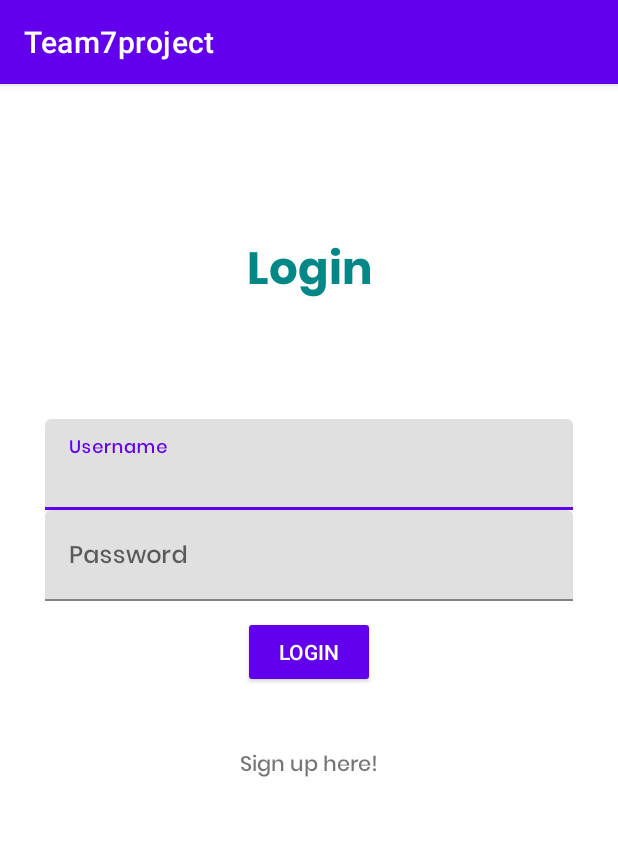
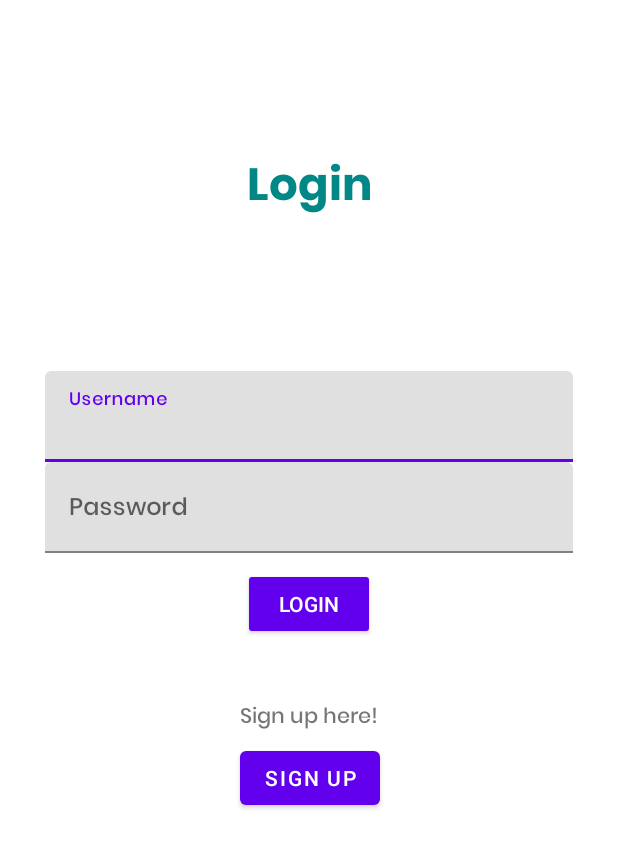
Before and after one commit to RAdhyapak/MADTeam7Project, an Android app: the screen it shows after launch (Login), on a phone screen of 412 x 824 dp. Shown: the top 848 px of the screen. Run offline under Robolectric (Android 15) with nearby library versions, the light colour scheme and no system bars.

Commit message:
added links between sign in and login pages + minor formatting changes

```diff
--- a/app/src/main/java/com/example/team7project/Login.java
+++ b/app/src/main/java/com/example/team7project/Login.java
@@ -1,7 +1,4 @@
 package com.example.team7project;
-
-import androidx.annotation.NonNull;
-import androidx.appcompat.app.AppCompatActivity;
 
 import android.content.Intent;
 import android.os.Bundle;
@@ -9,6 +6,9 @@ import android.util.Log;
 import android.view.View;
 import android.widget.Button;
 import android.widget.EditText;
+
+import androidx.annotation.NonNull;
+import androidx.appcompat.app.AppCompatActivity;
 
 import com.example.team7project.entities.AuthUser;
 import com.example.team7project.entities.User;
@@ -31,6 +31,7 @@ public class Login extends AppCompatActivity {
     private EditText username;
     private EditText password;
     private Button loginButton;
+    private Button signUpButton;
 
     private RestService restService;
 
@@ -47,6 +48,16 @@ public class Login extends AppCompatActivity {
         username = findViewById(R.id.username);
         password = findViewById(R.id.password);
         loginButton = findViewById(R.id.buttonLogin);
+        signUpButton = (Button) findViewById(R.id.signUp);
+
+        signUpButton.setOnClickListener(new View.OnClickListener() {
+            @Override
+            public void onClick(View v) {
+                Intent intent = new Intent(Login.this, SignUp.class);
+                startActivity(intent);
+            }
+        });
+
         loginButton.setOnClickListener(new View.OnClickListener() {
 
             @Override
--- a/app/src/main/res/layout/activity_login.xml
+++ b/app/src/main/res/layout/activity_login.xml
@@ -20,9 +20,10 @@
         app:layout_constraintHorizontal_bias="0.0"
         app:layout_constraintStart_toStartOf="parent"
         app:layout_constraintTop_toTopOf="parent"
-        tools:targetApi="jelly_bean" />
+         />
 
     <androidx.constraintlayout.widget.ConstraintLayout
+        android:id="@+id/constraintLayout"
         android:layout_width="match_parent"
         android:layout_height="wrap_content"
         app:layout_constraintBottom_toBottomOf="parent"
@@ -47,9 +48,8 @@
                 android:layout_width="match_parent"
                 android:layout_height="wrap_content"
                 android:drawableEnd="@drawable/ic_user"
-                android:drawableRight="@drawable/username_right"
                 android:fontFamily="@font/poppinsmedium"
-                tools:targetApi="jelly_bean" />
+                 />
         </com.google.android.material.textfield.TextInputLayout>
 
         <com.google.android.material.textfield.TextInputLayout
@@ -67,9 +67,8 @@
                 android:layout_width="match_parent"
                 android:layout_height="wrap_content"
                 android:drawableEnd="@drawable/ic_password"
-                android:drawableRight="@drawable/ic_password"
                 android:fontFamily="@font/poppinsmedium"
-                tools:targetApi="jelly_bean" />
+                android:inputType="textPassword" />
         </com.google.android.material.textfield.TextInputLayout>
 
         <ProgressBar
@@ -102,7 +101,17 @@
             app:layout_constraintEnd_toEndOf="parent"
             app:layout_constraintStart_toStartOf="parent"
             app:layout_constraintTop_toBottomOf="@+id/buttonLogin"
-            tools:targetApi="jelly_bean" />
+             />
     </androidx.constraintlayout.widget.ConstraintLayout>
 
+    <Button
+        android:id="@+id/signUp"
+        android:layout_width="wrap_content"
+        android:layout_height="wrap_content"
+        android:layout_marginStart="160dp"
+        android:layout_marginTop="4dp"
+        android:text="@string/sign_up"
+        app:layout_constraintStart_toStartOf="parent"
+        app:layout_constraintTop_toBottomOf="@+id/constraintLayout" />
+
 </androidx.constraintlayout.widget.ConstraintLayout>
--- a/app/src/main/res/values-night/themes.xml
+++ b/app/src/main/res/values-night/themes.xml
@@ -1,6 +1,6 @@
 <resources xmlns:tools="http://schemas.android.com/tools">
     <!-- Base application theme. -->
-    <style name="Theme.Team7project" parent="Theme.MaterialComponents.DayNight.DarkActionBar">
+    <style name="Theme.Team7project" parent="Theme.MaterialComponents.DayNight.NoActionBar">
         <!-- Primary brand color. -->
         <item name="colorPrimary">@color/purple_200</item>
         <item name="colorPrimaryVariant">@color/purple_700</item>
--- a/app/src/main/res/values/strings.xml
+++ b/app/src/main/res/values/strings.xml
@@ -10,4 +10,5 @@
     <string name="fullname">fullname</string>
     <string name="email">E-mail:</string>
     <string name="loginhere">Already have an account? Log in here:</string>
+    <string name="sign_up">Sign Up</string>
 </resources>
--- a/app/src/main/res/values/themes.xml
+++ b/app/src/main/res/values/themes.xml
@@ -1,6 +1,6 @@
 <resources xmlns:tools="http://schemas.android.com/tools">
     <!-- Base application theme. -->
-    <style name="Theme.Team7project" parent="Theme.MaterialComponents.DayNight.DarkActionBar">
+    <style name="Theme.Team7project" parent="Theme.MaterialComponents.DayNight.NoActionBar">
         <!-- Primary brand color. -->
         <item name="colorPrimary">@color/purple_500</item>
         <item name="colorPrimaryVariant">@color/purple_700</item>
```
Also changed, not shown: app/src/main/java/com/example/team7project/SignUp.java (+20 -2 lines), app/src/main/res/layout/activity_sign_up.xml (+13 -1 lines).
